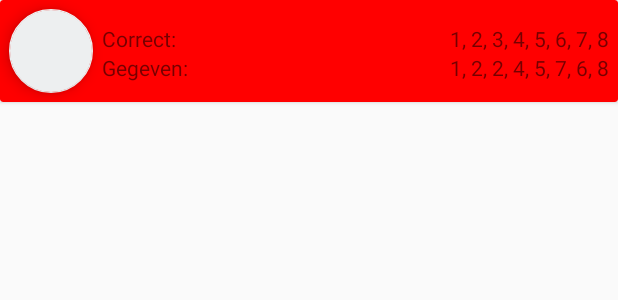
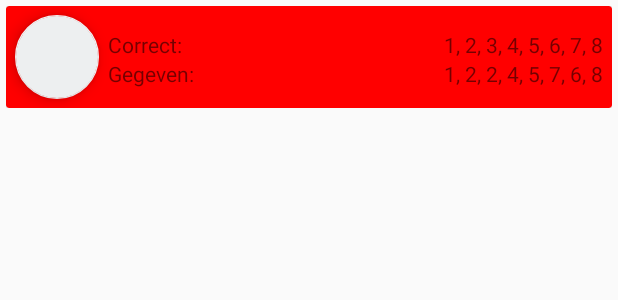
Before and after one commit to mobdevelopment/Android, an Android app: the layout listening_scorecard.xml on its own in the app's theme, with its tools: preview values and no code run, on a phone screen of 412 x 824 dp. Shown: the top 300 px of the screen. Run offline under Robolectric (Android 15) with nearby library versions, the phone set to English and light mode, and no system bars.

Commit message:
Fixed some wrap_content issues with the recyclerview

```diff
--- a/app/build.gradle
+++ b/app/build.gradle
@@ -35,7 +35,6 @@ dependencies {
     compile 'com.android.support:support-v4:23.2.1'
     compile 'com.android.support:design:23.2.1'
     compile 'com.android.support:cardview-v7:23.2.1'
-    compile 'com.android.support:recyclerview-v7:23.0.+'
     compile 'com.getbase:floatingactionbutton:1.10.1'
     compile 'com.android.support:recyclerview-v7:23.2.1'
     compile 'com.roughike:bottom-bar:1.2.2'
--- a/app/src/main/java/org/imarks/vliegertest/activity/ListeningScoreActivity.java
+++ b/app/src/main/java/org/imarks/vliegertest/activity/ListeningScoreActivity.java
@@ -25,7 +25,7 @@ public class ListeningScoreActivity extends AppCompatActivity {
         Toolbar toolbar = (Toolbar) findViewById(R.id.toolbar);
         setSupportActionBar(toolbar);
 
-        RecyclerView rv = (RecyclerView) findViewById(R.id.rv);
+        RecyclerView rv = (RecyclerView) findViewById(R.id.lrv);
         LinearLayoutManager llm = new LinearLayoutManager(this);
         rv.setLayoutManager(llm);
 
--- a/app/src/main/java/org/imarks/vliegertest/adapter/LSRVAdapter.java
+++ b/app/src/main/java/org/imarks/vliegertest/adapter/LSRVAdapter.java
@@ -64,7 +64,7 @@ public class LSRVAdapter extends RecyclerView.Adapter<LSRVAdapter.ScoreViewHolde
 
         ScoreViewHolder(View itemView){
             super(itemView);
-            lcv              = (CardView) itemView.findViewById(R.id.lcv);
+            lcv             = (CardView) itemView.findViewById(R.id.lcv);
             played          = (TextView) itemView.findViewById(R.id.played);
             heared          = (TextView) itemView.findViewById(R.id.heared);
         }
--- a/app/src/main/res/layout/listening_scorecard.xml
+++ b/app/src/main/res/layout/listening_scorecard.xml
@@ -1,7 +1,9 @@
 <?xml version="1.0" encoding="utf-8"?>
 <LinearLayout xmlns:android="http://schemas.android.com/apk/res/android"
-    android:orientation="vertical" android:layout_width="match_parent"
-    android:layout_height="match_parent">
+    android:orientation="vertical"
+    android:layout_width="match_parent"
+    android:layout_height="wrap_content"
+    android:padding="4dp">
 
     <android.support.v7.widget.CardView
         android:layout_width="match_parent"
```
Also changed, not shown: app/src/main/res/layout/content_listening_score.xml (+6 -6 lines).
